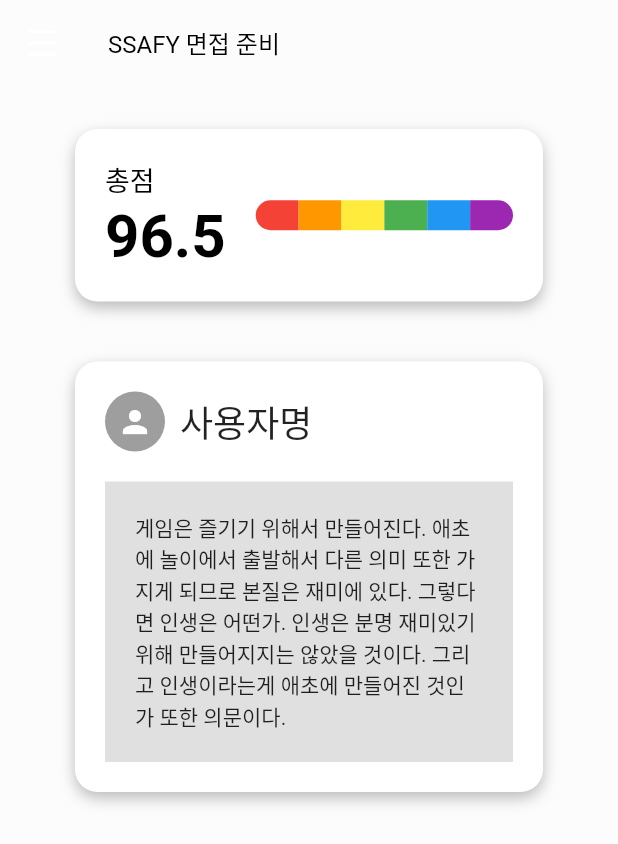
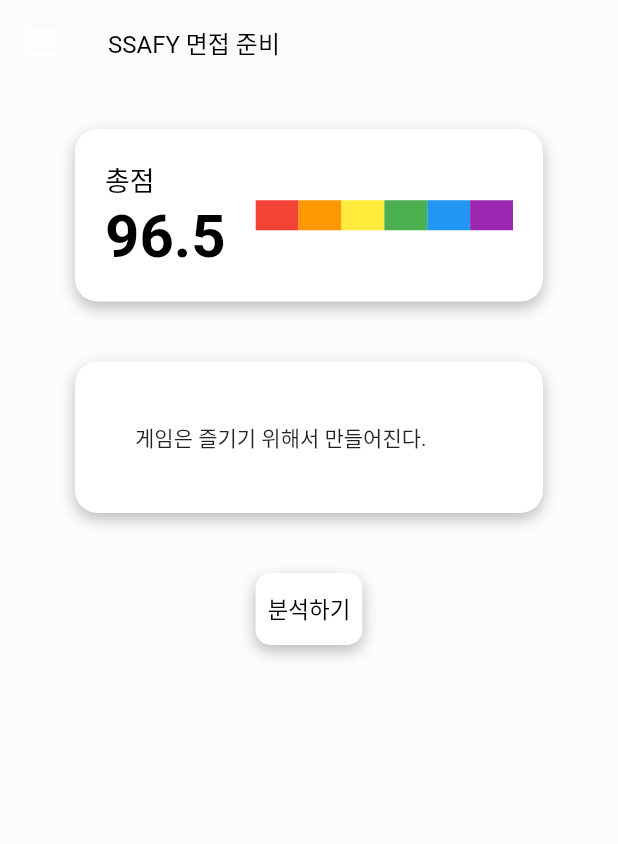
Before and after one commit to in-up/hackathon-pitches, a Flutter app: the Detail screen opened directly, on a phone screen of 412 x 824 dp. Shown: the top 844 px of the screen. Run offline on Flutter 3.47's test engine with Material 3 defaults, Android fonts, the phone set to English and light mode, and no system bars; our stand-ins replace flutter_markdown, flutter_riverpod, hive, hive_flutter; accounts and stored records are empty; network calls fail; Roboto replaces fonts that are missing (Pretendard).

Commit message:
feat: implementing markdown parsing

```diff
--- a/lib/app/detail.dart
+++ b/lib/app/detail.dart
@@ -1,9 +1,15 @@
-import "package:flutter/material.dart";
+import 'package:flutter/material.dart';
+import 'package:pitches/app/markdown.dart';
 
 class MyApp extends StatelessWidget {
   @override
   Widget build(BuildContext context) {
-    return MaterialApp(home: Detail());
+    return MaterialApp(
+      home: Detail(),
+      routes: {
+        '/markdown': (context) => MarkdownExample(), // 라우트 추가
+      },
+    );
   }
 }
 
@@ -20,7 +26,7 @@ class _DetailState extends State<Detail> {
         title: Text("SSAFY 면접 준비"),
         leading: IconButton(
           icon: Text(
-            '☰', // 메뉴 이모지 (햄버거 아이콘)
+            '☰',
             style: TextStyle(fontSize: 24),
           ),
           onPressed: () {
@@ -28,82 +34,53 @@ class _DetailState extends State<Detail> {
           },
         ),
       ),
-      body: SingleChildScrollView( // 스크롤 가능하게 만듦
+      body: SingleChildScrollView(
         child: Column(
           children: [
+            // 첫 번째 컨테이너
             Container(
-              padding: EdgeInsets.all(20), // 상하좌우 패딩
-              margin: EdgeInsets.symmetric(horizontal: 50, vertical: 30), // 마진 추가
+              padding: EdgeInsets.all(20),
+              margin: EdgeInsets.symmetric(horizontal: 50, vertical: 30),
               decoration: BoxDecoration(
-                color: const Color.fromARGB(255, 255, 255, 255), // 배경색
-                borderRadius: BorderRadius.circular(15), // 둥근 모서리
+                color: const Color.fromARGB(255, 255, 255, 255),
+                borderRadius: BorderRadius.circular(15),
                 boxShadow: [
                   BoxShadow(
-                    color: Colors.black26, // 그림자 색
-                    blurRadius: 8, // 흐림 반경
-                    offset: Offset(0, 4), // 그림자의 위치
+                    color: Colors.black26,
+                    blurRadius: 8,
+                    offset: Offset(0, 4),
                   ),
                 ],
               ),
               child: Row(
-                mainAxisAlignment: MainAxisAlignment.spaceBetween, // 좌우 간격 조정
+                mainAxisAlignment: MainAxisAlignment.spaceBetween,
                 children: [
                   Column(
-                    crossAxisAlignment: CrossAxisAlignment.start, // 좌측 정렬
+                    crossAxisAlignment: CrossAxisAlignment.start,
                     children: [
                       Text(
                         "총점",
-                        style: TextStyle(fontSize: 18, color: Colors.black), // 글자 크기 줄임
+                        style: TextStyle(fontSize: 18, color: Colors.black),
                       ),
-                      SizedBox(height: 1), // 총점과 96.5 사이 간격
+                      SizedBox(height: 1),
                       Text(
                         "96.5",
-                        style: TextStyle(fontSize: 40, fontWeight: FontWeight.bold, color: Colors.black), // 글자 크기 늘림
+                        style: TextStyle(fontSize: 40, fontWeight: FontWeight.bold, color: Colors.black),
                       ),
                     ],
                   ),
-                  Flexible( // Flexible로 감싸서 가변적인 크기 지원
+                  Flexible(
                     child: Container(
-                      margin: EdgeInsets.only(left: 20), // 막대의 마진
-                      height: 20, // 막대의 높이
+                      margin: EdgeInsets.only(left: 20),
+                      height: 20,
                       child: Row(
                         children: [
-                          Expanded(
-                            child: Container(
-                              decoration: BoxDecoration(
-                                color: Colors.red,
-                                borderRadius: BorderRadius.horizontal(left: Radius.circular(10)), // 좌측 둥글게
-                              ),
-                            ),
-                          ),
-                          Expanded(
-                            child: Container(
-                              color: Colors.orange,
-                            ),
-                          ),
-                          Expanded(
-                            child: Container(
-                              color: Colors.yellow,
-                            ),
-                          ),
-                          Expanded(
-                            child: Container(
-                              color: Colors.green,
-                            ),
-                          ),
-                          Expanded(
-                            child: Container(
-                              color: Colors.blue,
-                            ),
-                          ),
-                          Expanded(
-                            child: Container(
-                              decoration: BoxDecoration(
-                                color: Colors.purple,
-                                borderRadius: BorderRadius.horizontal(right: Radius.circular(10)), // 우측 둥글게
-                              ),
-                            ),
-                          ),
+                          Expanded(child: Container(color: Colors.red)),
+                          Expanded(child: Container(color: Colors.orange)),
+                          Expanded(child: Container(color: Colors.yellow)),
+                          Expanded(child: Container(color: Colors.green)),
+                          Expanded(child: Container(color: Colors.blue)),
+                          Expanded(child: Container(color: Colors.purple)),
                         ],
                       ),
                     ),
@@ -111,48 +88,62 @@ class _DetailState extends State<Detail> {
                 ],
               ),
             ),
+            // 두 번째 컨테이너
             Container(
-              padding: EdgeInsets.all(20), // 상하좌우 패딩
-              margin: EdgeInsets.symmetric(horizontal: 50, vertical: 10), // 마진 추가
+              padding: EdgeInsets.all(20),
+              margin: EdgeInsets.symmetric(horizontal: 50, vertical: 10),
               decoration: BoxDecoration(
-                color: const Color.fromARGB(255, 255, 255, 255), // 배경색
-                borderRadius: BorderRadius.circular(15), // 둥근 모서리
+                color: const Color.fromARGB(255, 255, 255, 255),
+                borderRadius: BorderRadius.circular(15),
                 boxShadow: [
                   BoxShadow(
-                    color: Colors.black26, // 그림자 색
-                    blurRadius: 8, // 흐림 반경
-                    offset: Offset(0, 4), // 그림자의 위치
+                    color: Colors.black26,
+                    blurRadius: 8,
+                    offset: Offset(0, 4),
                   ),
                 ],
               ),
               child: Column(
-                crossAxisAlignment: CrossAxisAlignment.start, // 왼쪽 정렬
+                crossAxisAlignment: CrossAxisAlignment.start,
                 children: [
-                  Row(
-                    children: [
-                      CircleAvatar(
-                        radius: 20, // 프로필 아이콘 크기
-                        backgroundColor: Colors.grey, // 배경색
-                        child: Icon(Icons.person, color: Colors.white), // 프로필 아이콘
-                      ),
-                      SizedBox(width: 10), // 아이콘과 사용자명 사이 간격
-                      Text(
-                        '사용자명', // 사용자명
-                        style: TextStyle(fontSize: 24),
-                      ),
-                    ],
-                  ),
-                  SizedBox(height: 20), // 위젯 간 간격
                   Container(
-                    width: double.infinity, // 부모의 너비에 맞추기
-                    padding: EdgeInsets.all(20), // 상하좌우 패딩
-                    color: Colors.grey[300], // 회색 배경색
+                    width: double.infinity,
+                    padding: EdgeInsets.all(20),
                     child: Text(
-                      "게임은 즐기기 위해서 만들어진다. 애초에 놀이에서 출발해서 다른 의미 또한 가지게 되므로 본질은 재미에 있다. 그렇다면 인생은 어떤가. 인생은 분명 재미있기 위해 만들어지지는 않았을 것이다. 그리고 인생이라는게 애초에 만들어진 것인가 또한 의문이다.",
+                      "게임은 즐기기 위해서 만들어진다.",
                       style: TextStyle(fontSize: 14),
                     ),
                   ),
                 ],
+              ),
+            ),
+            SizedBox(height: 30), // 간격 조정
+            Container(
+              margin: EdgeInsets.symmetric(horizontal: 30),
+              decoration: BoxDecoration(
+                color: Colors.white,
+                borderRadius: BorderRadius.circular(10),
+                boxShadow: [
+                  BoxShadow(
+                    color: Colors.black26,
+                    blurRadius: 8,
+                    offset: Offset(0, 4),
+                  ),
+                ],
+              ),
+              child: TextButton(
+                onPressed: () {
+                  Navigator.pushNamed(context, '/markdown'); // 라우트 이동
+                },
+                style: TextButton.styleFrom(
+                  shape: RoundedRectangleBorder(
+                    borderRadius: BorderRadius.circular(30),
+                  ),
+                ),
+                child: Text(
+                  "분석하기",
+                  style: TextStyle(fontSize: 15, color: Colors.black),
+                ),
               ),
             ),
           ],
@@ -162,6 +153,7 @@ class _DetailState extends State<Detail> {
   }
 }
 
+
 void main() {
   runApp(MyApp());
 }
--- /dev/null
+++ b/lib/app/markdown.dart
@@ -0,0 +1,37 @@
+import 'package:flutter/material.dart';
+import 'package:flutter_markdown/flutter_markdown.dart';
+
+class MarkdownExample extends StatelessWidget {
+  final String rawData = """
+마크다운 영역
+""";
+
+  // 데이터를 읽어오는 과정에서 . 뒤에 줄바꿈을 추가하는 함수
+  String processMarkdown(String data) {
+    return data.split('.').map((sentence) {
+      // 각 문장을 처리하고, 마지막에 줄바꿈 추가
+      return sentence.trim().isNotEmpty ? sentence.trim() + '.' : '';
+    }).where((sentence) => sentence.isNotEmpty).join('\n\n'); // 줄바꿈 추가
+  }
+
+  @override
+  Widget build(BuildContext context) {
+    final String markdownData = processMarkdown(rawData); // 데이터 처리
+
+    return Scaffold(
+      appBar: AppBar(
+        title: Text('Markdown Example'),
+      ),
+      body: Padding(
+        padding: const EdgeInsets.all(16.0),
+        child: Markdown(data: markdownData),
+      ),
+    );
+  }
+}
+
+void main() {
+  runApp(MaterialApp(
+    home: MarkdownExample(),
+  ));
+}
--- a/lib/data/routes.dart
+++ b/lib/data/routes.dart
@@ -3,6 +3,7 @@ import 'package:pitches/app/menu.dart';
 import '../app/filelist.dart';
 import '../app/home.dart';
 import '../app/setting.dart';
+import '../app/markdown.dart';
 
 final Widget homeRoute = HomeScreen();
 
@@ -11,4 +12,5 @@ final Map<String, WidgetBuilder> routes = {
   '/menu': (context) => MenuScreen(),
   '/files': (context) => FileScreen(),
   '/setting': (context) => SettingsScreen(),
+  '/markdown': (context) => MarkdownExample(),
 };
```
